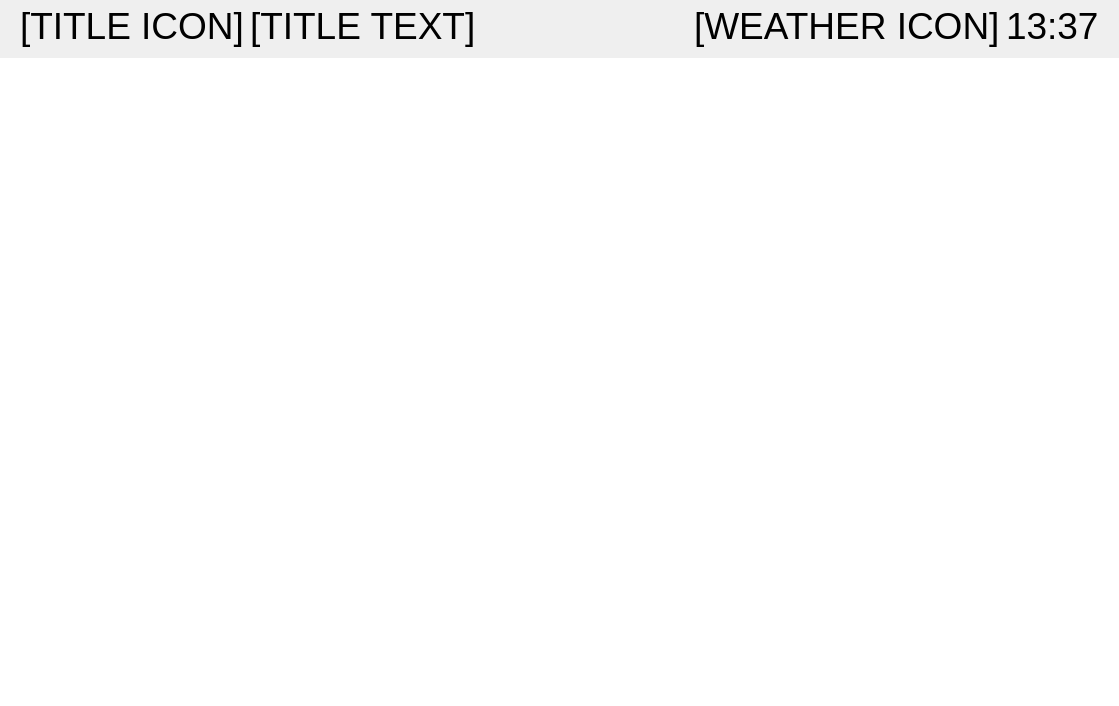
alemariusnexus/wmk-fids, file src/fids/FIDSWidget.ui: the form before one commit.
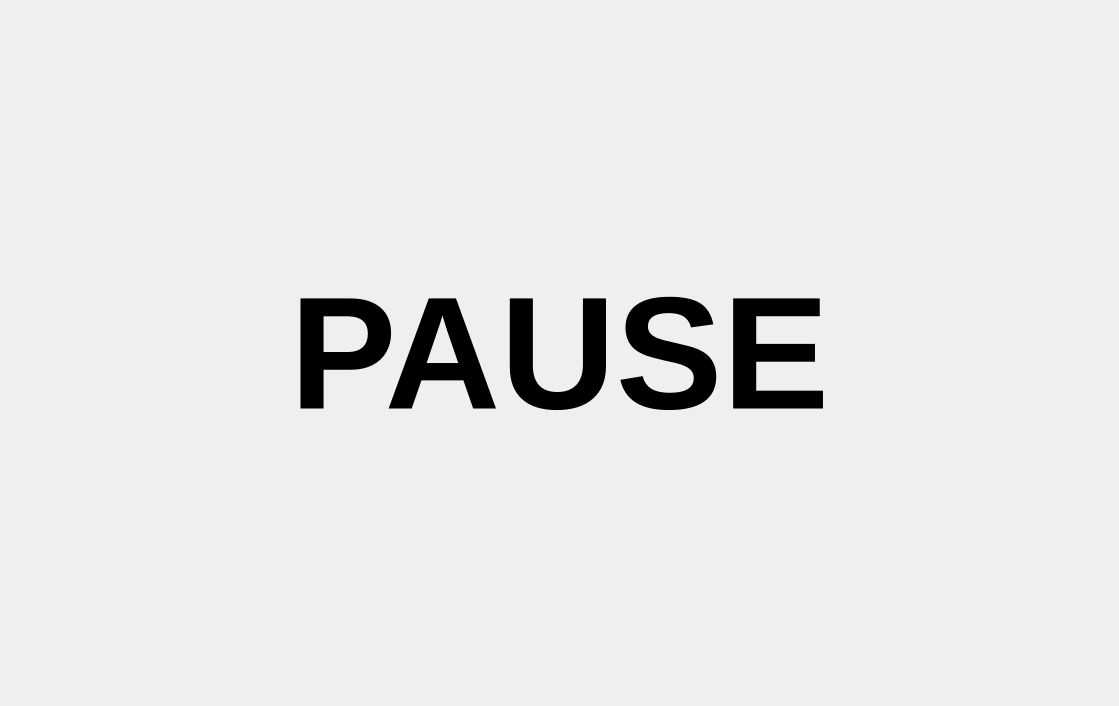
The form after the commit. The open tabs and pages were chosen to show the change.

Commit message: Added pause toggle cue

```diff
--- a/src/fids/FIDSWidget.ui
+++ b/src/fids/FIDSWidget.ui
@@ -30,7 +30,8 @@
     <number>0</number>
    </property>
    <item>
-    <widget class="QWidget" name="contentWidget" native="true">
+    <widget class="QStackedWidget" name="contentStackedWidget">
+     <widget class="QWidget" name="contentWidget">
      <layout class="QVBoxLayout" name="verticalLayout_2">
       <property name="leftMargin">
        <number>0</number>
@@ -179,6 +180,30 @@
        </widget>
       </item>
      </layout>
+     </widget>
+     <widget class="QWidget" name="pauseWidget">
+      <layout class="QVBoxLayout" name="verticalLayout_3">
+       <item>
+        <widget class="QLabel" name="pauseLabel">
+         <property name="font">
+          <font>
+           <family>Arial</family>
+           <pointsize>120</pointsize>
+           <weight>75</weight>
+           <italic>false</italic>
+           <bold>true</bold>
+          </font>
+         </property>
+         <property name="text">
+          <string>PAUSE</string>
+         </property>
+         <property name="alignment">
+          <set>Qt::AlignCenter</set>
+         </property>
+        </widget>
+       </item>
+      </layout>
+     </widget>
     </widget>
    </item>
   </layout>
```
Lines whose indentation alone changed are shown as unchanged. The commit also changes 5 other files.
